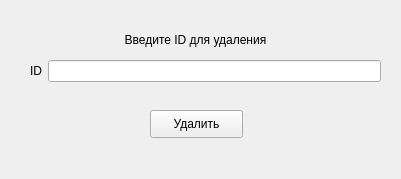
Qt form delete_form.ui (Zakhy1/pyqt-database-app) before a commit.
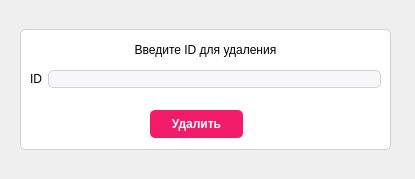
The same form after that commit. Icons and pictures are not drawn.

Patch:
```diff
--- a/delete_form.ui
+++ b/delete_form.ui
@@ -6,7 +6,7 @@
    <rect>
     <x>0</x>
     <y>0</y>
-    <width>401</width>
+    <width>415</width>
     <height>179</height>
    </rect>
   </property>
@@ -17,7 +17,7 @@
    <property name="geometry">
     <rect>
      <x>30</x>
-     <y>60</y>
+     <y>70</y>
      <width>351</width>
      <height>31</height>
     </rect>
@@ -25,13 +25,31 @@
    <layout class="QFormLayout" name="formLayout">
     <item row="0" column="0">
      <widget class="QLabel" name="label">
+      <property name="font">
+       <font>
+        <family>Microsoft YaHei UI</family>
+        <pointsize>9</pointsize>
+       </font>
+      </property>
       <property name="text">
        <string>ID</string>
       </property>
      </widget>
     </item>
     <item row="0" column="1">
-     <widget class="QLineEdit" name="lineEdit"/>
+     <widget class="QLineEdit" name="lineEdit">
+      <property name="font">
+       <font>
+        <family>Microsoft YaHei UI</family>
+        <pointsize>9</pointsize>
+       </font>
+      </property>
+      <property name="styleSheet">
+       <string notr="true">background-color: #F6F7F9;
+border: 1px solid #D1D2D4;
+border-radius: 5%;</string>
+      </property>
+     </widget>
     </item>
    </layout>
   </widget>
@@ -44,6 +62,22 @@
      <height>28</height>
     </rect>
    </property>
+   <property name="font">
+    <font>
+     <family>Microsoft YaHei UI</family>
+     <pointsize>9</pointsize>
+     <weight>75</weight>
+     <bold>true</bold>
+    </font>
+   </property>
+   <property name="cursor">
+    <cursorShape>PointingHandCursor</cursorShape>
+   </property>
+   <property name="styleSheet">
+    <string notr="true">border-radius: 5%;
+background-color: #F21B69;
+color: white;</string>
+   </property>
    <property name="text">
     <string>Удалить</string>
    </property>
@@ -51,12 +85,18 @@
   <widget class="QLabel" name="label_2">
    <property name="geometry">
     <rect>
-     <x>100</x>
-     <y>30</y>
-     <width>191</width>
+     <x>20</x>
+     <y>40</y>
+     <width>371</width>
      <height>20</height>
     </rect>
    </property>
+   <property name="font">
+    <font>
+     <family>Microsoft YaHei UI</family>
+     <pointsize>9</pointsize>
+    </font>
+   </property>
    <property name="text">
     <string>Введите ID для удаления</string>
    </property>
@@ -64,6 +104,51 @@
     <set>Qt::AlignCenter</set>
    </property>
   </widget>
+  <widget class="QFrame" name="frame">
+   <property name="geometry">
+    <rect>
+     <x>20</x>
+     <y>29</y>
+     <width>371</width>
+     <height>121</height>
+    </rect>
+   </property>
+   <property name="styleSheet">
+    <string notr="true">background-color: white;
+border-radius: 5%;
+border: 1px solid #D1D2D4</string>
+   </property>
+   <property name="frameShape">
+    <enum>QFrame::StyledPanel</enum>
+   </property>
+   <property name="frameShadow">
+    <enum>QFrame::Raised</enum>
+   </property>
+  </widget>
+  <widget class="QFrame" name="frame_2">
+   <property name="geometry">
+    <rect>
+     <x>-10</x>
+     <y>-10</y>
+     <width>431</width>
+     <height>201</height>
+    </rect>
+   </property>
+   <property name="styleSheet">
+    <string notr="true">background-image: url(:/backs/back-image.png);</string>
+   </property>
+   <property name="frameShape">
+    <enum>QFrame::StyledPanel</enum>
+   </property>
+   <property name="frameShadow">
+    <enum>QFrame::Raised</enum>
+   </property>
+  </widget>
+  <zorder>frame_2</zorder>
+  <zorder>frame</zorder>
+  <zorder>formLayoutWidget</zorder>
+  <zorder>pushButton</zorder>
+  <zorder>label_2</zorder>
  </widget>
  <resources/>
  <connections/>
```
Left out of the diff: 4 changed lines with no effect on the pictures.
